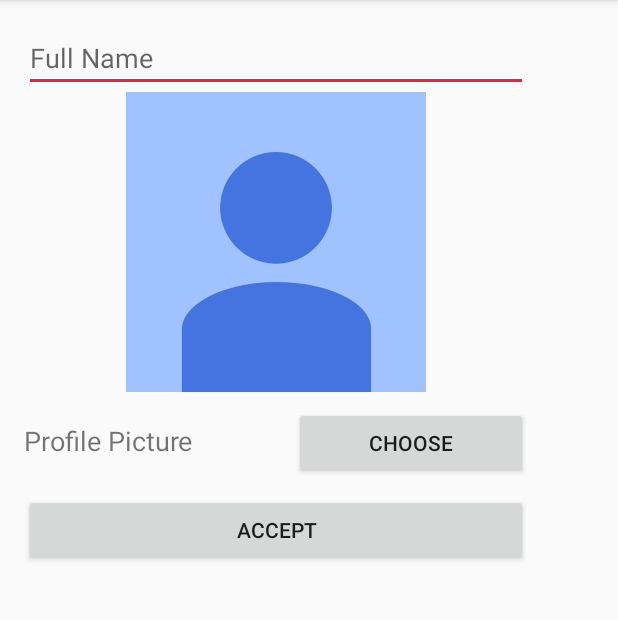
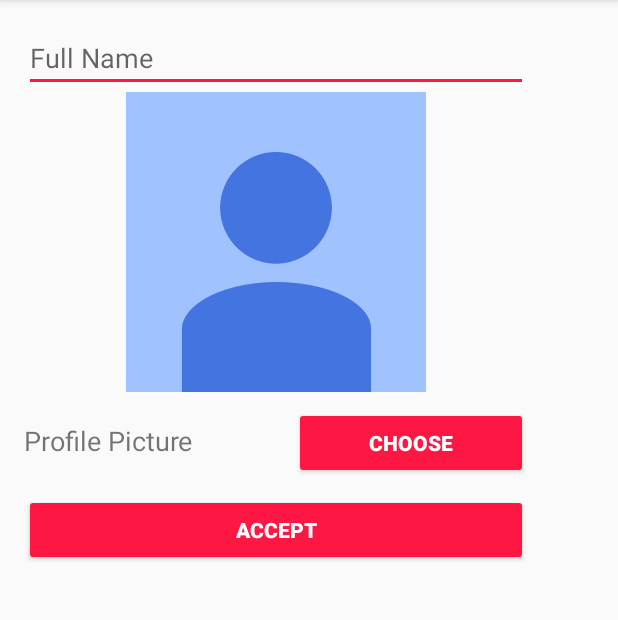
Before and after one commit to fauzanriff/arnusantara, an Android app: the screen it shows after launch once a user with an empty profile is signed in (UserEditActivity), on a phone screen of 412 x 824 dp, the part 84-704 px from its top. Run offline under Robolectric (Android 15) with nearby library versions, the phone set to English and light mode, and no system bars; our stand-ins replace Firebase (no records; nobody signed in at launch, a user with empty details on screens opened directly); 2 statements that could not run were skipped.

Commit message:
new UI implemented

```diff
--- a/app/src/main/java/eu/kudan/rahasianusantara/activity/MainActivity.java
+++ b/app/src/main/java/eu/kudan/rahasianusantara/activity/MainActivity.java
@@ -47,8 +47,6 @@ public class MainActivity extends AppCompatActivity {
 
     private ProfileMainComponent profileMainComponent;
 
-    private float density;
-
     @Override
     protected void onCreate(Bundle savedInstanceState) {
 
@@ -65,7 +63,6 @@ public class MainActivity extends AppCompatActivity {
             startActivity(new Intent(getApplicationContext(), LoginActivity.class));
             return;
         }
-        density = getApplicationContext().getResources().getDisplayMetrics().density;
         createUser();
 
         // Request Permission Check
@@ -90,15 +87,13 @@ public class MainActivity extends AppCompatActivity {
 
     private void createListener(){
         // Initial view
-        Button arButton = (Button) findViewById(R.id.arcamera_start);
-        Button questStoreButton = (Button) findViewById(R.id.quest_store);
-        Button addQuestButton = (Button) findViewById(R.id.quest_add);
         LinearLayout profileBar = (LinearLayout) findViewById(R.id.profile_bar);
+        LinearLayout playBar = (LinearLayout) findViewById(R.id.play_bar);
+        LinearLayout questBar = (LinearLayout) findViewById(R.id.quest_bar);
         // Sign the function
-        arButton.setOnClickListener(goToARCamera);
-        questStoreButton.setOnClickListener(goToStore);
-        addQuestButton.setOnClickListener(goToAddQuest);
         profileBar.setOnClickListener(goToProfile);
+        playBar.setOnClickListener(goToARCamera);
+        questBar.setOnClickListener(goToStore);
     }
 
     private void initLocation(){
@@ -239,14 +234,6 @@ public class MainActivity extends AppCompatActivity {
         }
     };
 
-    private View.OnClickListener goToAddQuest = new View.OnClickListener() {
-        @Override
-        public void onClick(View v) {
-            Intent intent = new Intent(getApplicationContext(), QuestEditActivity.class);
-            startActivity(intent);
-        }
-    };
-
     private View.OnClickListener goToProfile = new View.OnClickListener() {
         @Override
         public void onClick(View v) {
--- a/app/src/main/res/layout/activity_user_edit.xml
+++ b/app/src/main/res/layout/activity_user_edit.xml
@@ -56,14 +56,21 @@
                     android:layout_width="wrap_content"
                     android:layout_height="wrap_content"
                     android:layout_weight="1"
-                    android:text="Choose" />
+                    android:backgroundTint="@color/colorAccent"
+                    android:elevation="5dp"
+                    android:text="Choose"
+                    android:textColor="@color/colorTextLight"
+                    android:textStyle="bold" />
             </LinearLayout>
 
             <Button
                 android:id="@+id/user_accept"
                 android:layout_width="match_parent"
                 android:layout_height="wrap_content"
-                android:text="Accept" />
+                android:backgroundTint="@color/colorAccent"
+                android:text="Accept"
+                android:textColor="@color/colorTextLight"
+                android:textStyle="bold" />
 
         </LinearLayout>
     </ScrollView>
--- a/app/src/main/res/layout/main__profile.xml
+++ b/app/src/main/res/layout/main__profile.xml
@@ -13,7 +13,7 @@
         android:layout_height="wrap_content"
         android:background="@color/colorPrimary"
         android:clipToPadding="false"
-        android:elevation="5dp"
+        android:elevation="6dp"
         android:gravity="center"
         android:orientation="vertical"
         android:paddingBottom="10dp"
@@ -24,7 +24,7 @@
             android:layout_width="100dp"
             android:layout_height="100dp"
             android:layout_marginBottom="5dp"
-            android:layout_marginTop="30dp"
+            android:layout_marginTop="10dp"
             android:src="@drawable/profile" />
 
         <TextView
@@ -54,7 +54,7 @@
         android:layout_width="match_parent"
         android:layout_height="wrap_content"
         android:background="#FFFFFF"
-        android:elevation="5dp"
+        android:elevation="12dp"
         android:orientation="horizontal">
 
         <LinearLayout
--- a/app/src/main/res/layout/quest_store_profile.xml
+++ b/app/src/main/res/layout/quest_store_profile.xml
@@ -1,6 +1,5 @@
 <?xml version="1.0" encoding="utf-8"?>
-<android.support.v7.widget.CardView
-    xmlns:android="http://schemas.android.com/apk/res/android"
+<android.support.v7.widget.CardView xmlns:android="http://schemas.android.com/apk/res/android"
     xmlns:app="http://schemas.android.com/apk/res-auto"
     xmlns:tools="http://schemas.android.com/tools"
     android:layout_width="wrap_content"
@@ -8,7 +7,6 @@
     app:cardBackgroundColor="#fff"
     app:cardCornerRadius="3dp"
     app:cardElevation="5dp"
-    app:cardUseCompatPadding="true"
     tools:layout_editor_absoluteX="0dp"
     tools:layout_editor_absoluteY="8dp">
 
--- a/app/src/main/res/values/dimens.xml
+++ b/app/src/main/res/values/dimens.xml
@@ -3,4 +3,5 @@
     <!-- Default screen margins, per the Android Design guidelines. -->
     <dimen name="activity_horizontal_margin">16dp</dimen>
     <dimen name="activity_vertical_margin">16dp</dimen>
+    <dimen name="quest_component_margin">10dp</dimen>
 </resources>
```
Also changed, not shown: app/src/main/java/eu/kudan/rahasianusantara/ImageRequest.java (+18 -2 lines), app/src/main/java/eu/kudan/rahasianusantara/activity/QuestStoreActivity.java (+23 -1 lines), app/src/main/res/drawable/add_icon.xml (added, +9 -0 lines), app/src/main/res/layout/activity_main.xml (+1 -24 lines), app/src/main/res/layout/activity_quest_edit.xml (+10 -4 lines), app/src/main/res/layout/activity_quest_store.xml (+40 -6 lines).
